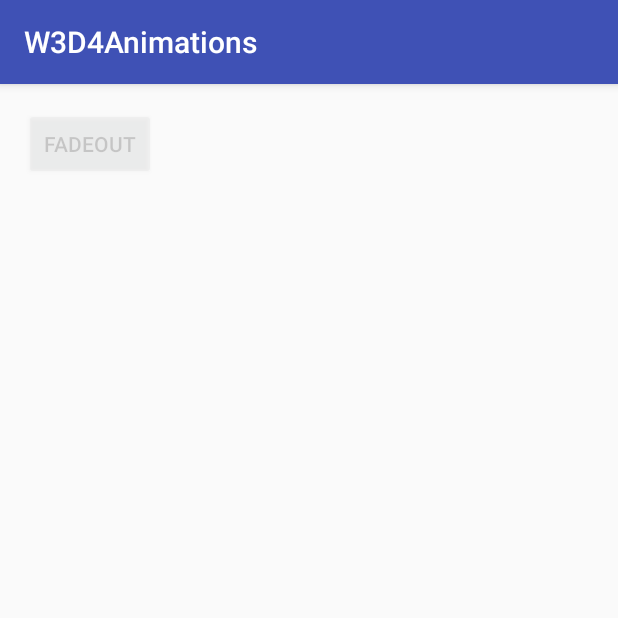
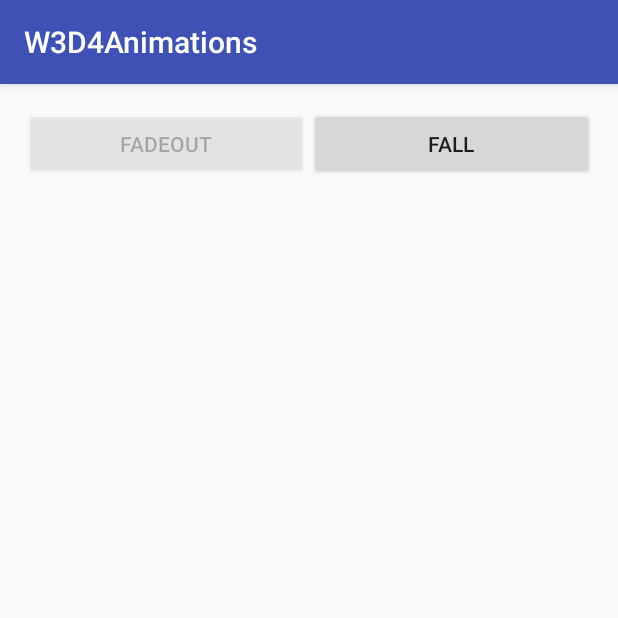
Before and after one commit to eguegan/w3d4-animations-test, an Android app: the screen it shows after launch (MainActivity), after a tap on "FADEOUT", on a phone screen of 412 x 824 dp, the top half of it. Run offline under Robolectric (Android 15) with nearby library versions, the phone set to English and light mode, and no system bars.

Commit message:
Add Fall Button

```diff
--- a/app/src/main/java/com/example/admin/w3d4animations/MainActivity.java
+++ b/app/src/main/java/com/example/admin/w3d4animations/MainActivity.java
@@ -1,23 +1,46 @@
 package com.example.admin.w3d4animations;
 
+import android.animation.Animator;
+import android.animation.AnimatorListenerAdapter;
 import android.animation.ObjectAnimator;
+import android.animation.ValueAnimator;
 import android.support.v7.app.AppCompatActivity;
 import android.os.Bundle;
 import android.view.View;
+import android.view.animation.BounceInterpolator;
 import android.widget.Button;
+import android.widget.Toast;
 
 public class MainActivity extends AppCompatActivity {
     private Button mButtonFade;
+    private Button mButtonFall;
     @Override
     protected void onCreate(Bundle savedInstanceState) {
         super.onCreate(savedInstanceState);
         setContentView(R.layout.activity_main);
 
         mButtonFade = (Button) findViewById(R.id.btn_1);
+        mButtonFall = (Button) findViewById(R.id.btn_2);
     }
 
     public void fadeOut(View view) {
         ObjectAnimator fadeAnim = ObjectAnimator.ofFloat(mButtonFade, "alpha", 0.2f);
+        fadeAnim.setDuration(3000);
+        fadeAnim.setRepeatCount(ValueAnimator.INFINITE);
+        fadeAnim.setRepeatMode(ValueAnimator.REVERSE);
         fadeAnim.start();
     }
+
+    public void fall(View view) {
+        ObjectAnimator moveAnim = ObjectAnimator.ofFloat(mButtonFall, "Y", 1000);
+        moveAnim.setDuration(2000);
+        moveAnim.setInterpolator(new BounceInterpolator());
+        moveAnim.addListener(new AnimatorListenerAdapter() {
+            @Override
+            public void onAnimationEnd(Animator animation) {
+                Toast.makeText(MainActivity.this, "End!", Toast.LENGTH_SHORT).show();
+            }
+        });
+        moveAnim.start();
+    }
 }
--- a/app/src/main/res/layout/activity_main.xml
+++ b/app/src/main/res/layout/activity_main.xml
@@ -20,7 +20,16 @@
             android:layout_width="wrap_content"
             android:layout_height="match_parent"
             android:text="FadeOut"
-            android:onClick="fadeOut"/>
+            android:onClick="fadeOut"
+            android:layout_weight="1"/>
+        <Button
+            android:id="@+id/btn_2"
+            android:layout_width="wrap_content"
+            android:layout_height="match_parent"
+            android:text="Fall"
+            android:onClick="fall"
+            android:layout_weight="1"/>
+
     </LinearLayout>
 
 </LinearLayout>
```
